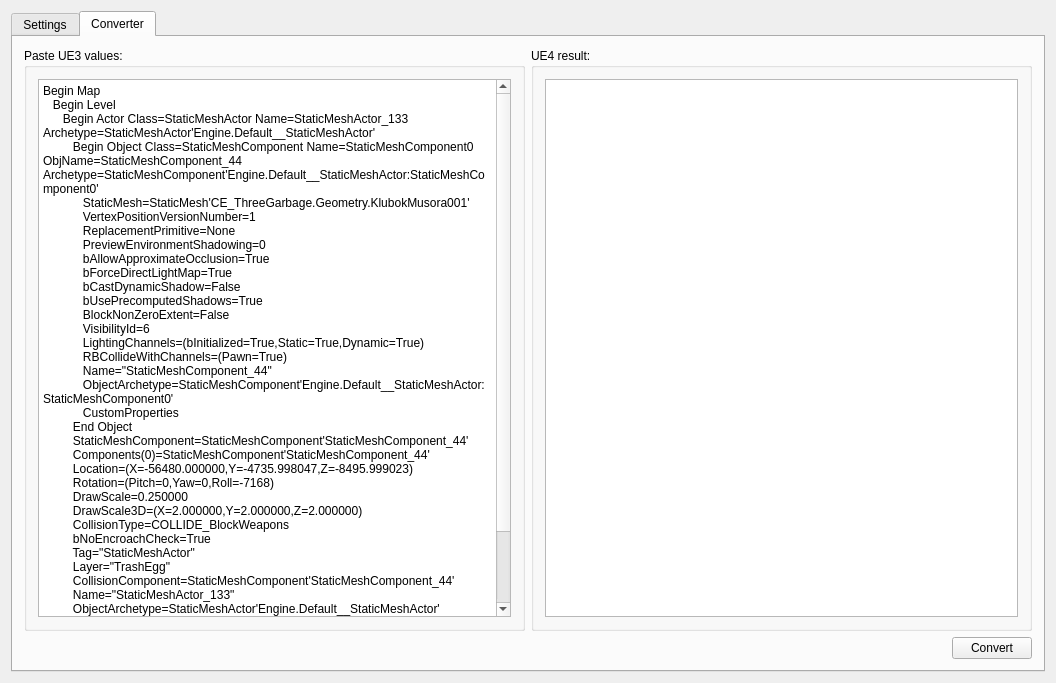
This is mainwindow.ui in rsimenok/UDK2UE4Tools as Qt 5 draws it before an edit. The edited form follows.
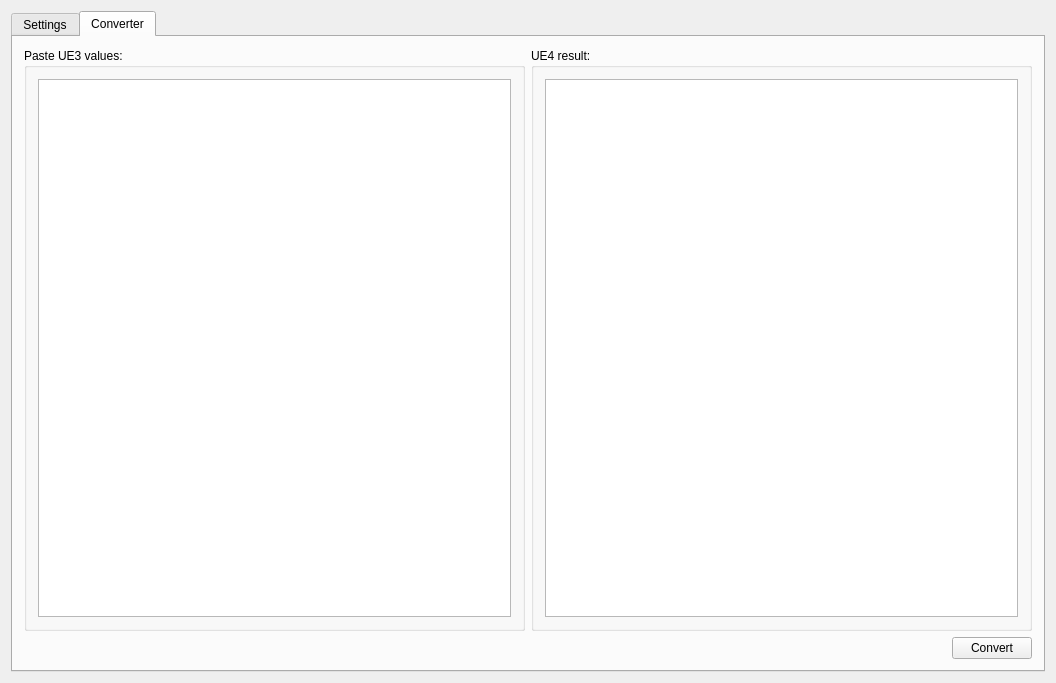
This is the edited form. The open tabs and pages were chosen to show the change.

What changed in the file:
```diff
--- a/mainwindow.ui
+++ b/mainwindow.ui
@@ -287,44 +287,7 @@
            <item row="0" column="0">
             <widget class="QPlainTextEdit" name="pasteText">
              <property name="plainText">
-              <string>Begin Map
-   Begin Level
-      Begin Actor Class=StaticMeshActor Name=StaticMeshActor_133 Archetype=StaticMeshActor'Engine.Default__StaticMeshActor'
-         Begin Object Class=StaticMeshComponent Name=StaticMeshComponent0 ObjName=StaticMeshComponent_44 Archetype=StaticMeshComponent'Engine.Default__StaticMeshActor:StaticMeshComponent0'
-            StaticMesh=StaticMesh'CE_ThreeGarbage.Geometry.KlubokMusora001'
-            VertexPositionVersionNumber=1
-            ReplacementPrimitive=None
-            PreviewEnvironmentShadowing=0
-            bAllowApproximateOcclusion=True
-            bForceDirectLightMap=True
-            bCastDynamicShadow=False
-            bUsePrecomputedShadows=True
-            BlockNonZeroExtent=False
-            VisibilityId=6
-            LightingChannels=(bInitialized=True,Static=True,Dynamic=True)
-            RBCollideWithChannels=(Pawn=True)
-            Name=&quot;StaticMeshComponent_44&quot;
-            ObjectArchetype=StaticMeshComponent'Engine.Default__StaticMeshActor:StaticMeshComponent0'
-            CustomProperties 
-         End Object
-         StaticMeshComponent=StaticMeshComponent'StaticMeshComponent_44'
-         Components(0)=StaticMeshComponent'StaticMeshComponent_44'
-         Location=(X=-56480.000000,Y=-4735.998047,Z=-8495.999023)
-         Rotation=(Pitch=0,Yaw=0,Roll=-7168)
-         DrawScale=0.250000
-         DrawScale3D=(X=2.000000,Y=2.000000,Z=2.000000)
-         CollisionType=COLLIDE_BlockWeapons
-         bNoEncroachCheck=True
-         Tag=&quot;StaticMeshActor&quot;
-         Layer=&quot;TrashEgg&quot;
-         CollisionComponent=StaticMeshComponent'StaticMeshComponent_44'
-         Name=&quot;StaticMeshActor_133&quot;
-         ObjectArchetype=StaticMeshActor'Engine.Default__StaticMeshActor'
-      End Actor
-   End Level
-Begin Surface
-End Surface
-End Map</string>
+              <string/>
              </property>
             </widget>
            </item>
```
Left out of the diff: 6 changed lines with no effect on the pictures.
